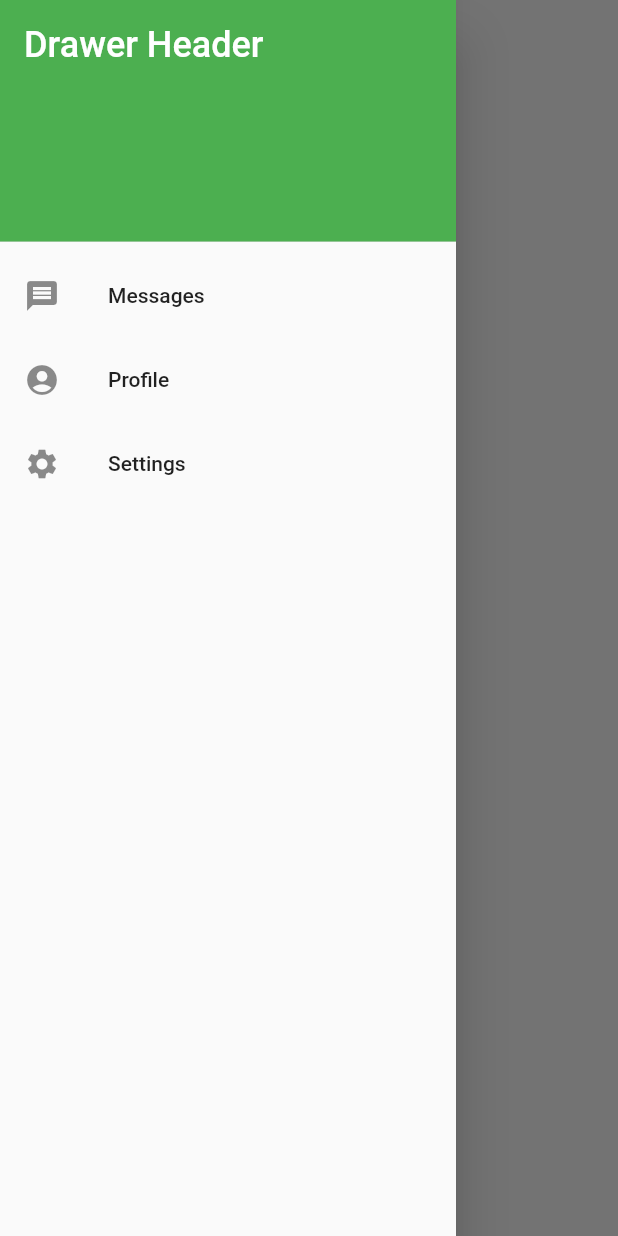
After one commit to JulianPiedrahita/nuovent, a Flutter app: the DrawerMenu screen opened directly, with the side drawer open, on a phone screen of 412 x 824 dp. The commit adds this screen. Run offline on Flutter 3.47's test engine with Material 2 defaults, Android fonts, the phone set to English and light mode, and no system bars; our stand-ins replace flutter_secure_storage, image_picker; accounts and stored records are empty; network calls fail.

Commit message:
creacion de menu drawer

```diff
--- a/nuovent/lib/screens/home_screen.dart
+++ b/nuovent/lib/screens/home_screen.dart
@@ -18,7 +18,7 @@ class HomeScreen extends StatelessWidget {
 
     return Scaffold(
       appBar: AppBar(
-        title: Text('Productos'),
+        title: Text('Anuncios'),
         actions:[
           IconButton(
           icon: Icon( Icons.login_outlined ),
@@ -31,6 +31,7 @@ class HomeScreen extends StatelessWidget {
         ),
         ]
       ),
+      drawer: DrawerMenu(),
       body: ListView.builder(
         itemCount: productsService.products.length,
         itemBuilder: ( BuildContext context, int index ) => GestureDetector(
--- /dev/null
+++ b/nuovent/lib/widgets/drawer_menu.dart
@@ -0,0 +1,42 @@
+import 'package:flutter/material.dart';
+
+class DrawerMenu extends StatelessWidget {
+  const DrawerMenu({Key? key,  child}) : super(key: key);
+
+  @override
+  Widget build(BuildContext context) {
+    return Scaffold(
+      drawer: Drawer(
+        child: ListView(
+          padding: EdgeInsets.zero,
+          children: const <Widget>[
+            DrawerHeader(
+              decoration: BoxDecoration(
+                color: Colors.green,
+              ),
+              child: Text(
+                'Drawer Header',
+                style: TextStyle(
+                  color: Colors.white,
+                  fontSize: 24,
+                ),
+              ),
+            ),
+            ListTile(
+              leading: Icon(Icons.message),
+              title: Text('Messages'),
+            ),
+            ListTile(
+              leading: Icon(Icons.account_circle),
+              title: Text('Profile'),
+            ),
+            ListTile(
+              leading: Icon(Icons.settings),
+              title: Text('Settings'),
+            ),
+          ],
+        ),
+      ),
+    );
+  }
+}
--- a/nuovent/lib/widgets/widgets.dart
+++ b/nuovent/lib/widgets/widgets.dart
@@ -2,3 +2,4 @@ export 'package:nuovent/widgets/auth_background.dart';
 export 'package:nuovent/widgets/card_container.dart';
 export 'package:nuovent/widgets/product_card.dart';
 export 'package:nuovent/widgets/product_image.dart';
+export 'package:nuovent/widgets/drawer_menu.dart';
```
Also changed, not shown: nuovent/lib/services/products_services.dart (+2 -15 lines).
